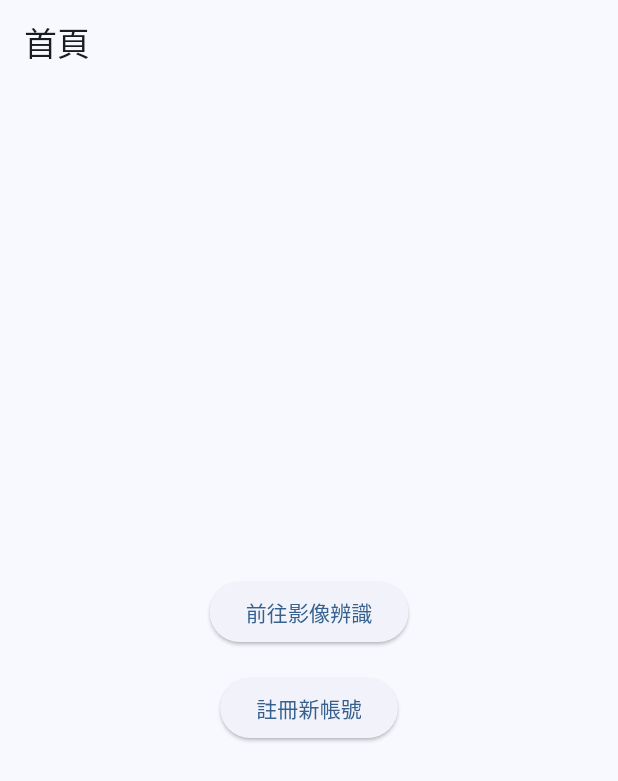
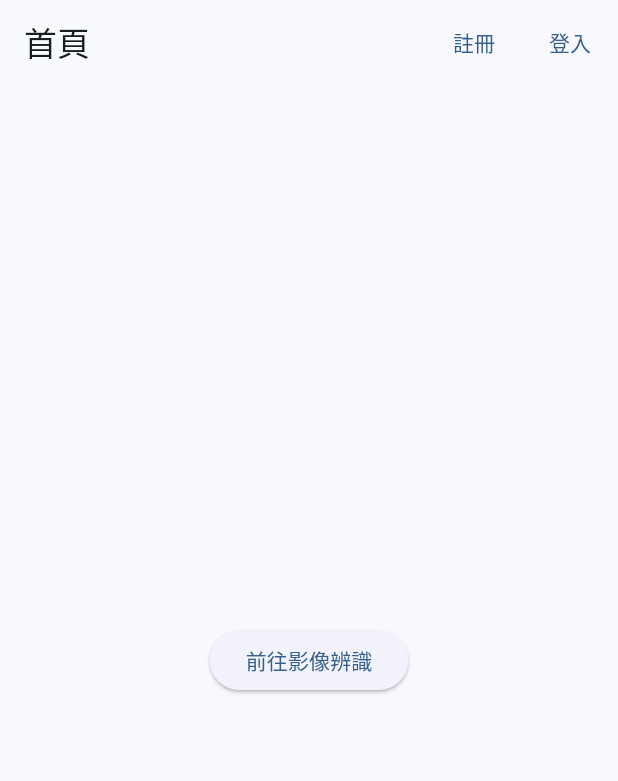
Before and after one commit to YUEN-YU-WING/fcu_travel_blog_fixed_2, a Flutter app: the screen it shows after launch, on a phone screen of 412 x 824 dp. Shown: the top 781 px of the screen. Run offline on Flutter 3.47's test engine with Material 3 defaults, Android fonts, the phone set to English and light mode, and no system bars; our stand-ins replace firebase_auth, firebase_core, image_picker; accounts and stored records are empty; generated files the repository leaves out were written again.

Commit message:
2025/08/08 1st 新增登入介面

```diff
--- a/lib/home_page.dart
+++ b/lib/home_page.dart
@@ -1,42 +1,43 @@
 import 'package:flutter/material.dart';
+import 'register_page.dart';
+import 'login_page.dart';
 import 'image_recognition.dart';
-import 'register_page.dart';
 
 class HomePage extends StatelessWidget {
-  const HomePage({Key? key}) : super(key: key);
+  const HomePage({super.key});
+
+  void _goToRegister(BuildContext context) {
+    Navigator.push(context, MaterialPageRoute(builder: (_) => const RegisterPage()));
+  }
+
+  void _goToLogin(BuildContext context) {
+    Navigator.push(context, MaterialPageRoute(builder: (_) => const LoginPage()));
+  }
 
   void _goToImageRecognition(BuildContext context) {
-    Navigator.push(
-      context,
-      MaterialPageRoute(builder: (context) => const LandmarkDetectorPage()),
-    );
-  }
-
-  void _goToRegister(BuildContext context) {
-    Navigator.push(
-      context,
-      MaterialPageRoute(builder: (context) => const RegisterPage()),
-    );
+    Navigator.push(context, MaterialPageRoute(builder: (_) => const LandmarkDetectorPage()));
   }
 
   @override
   Widget build(BuildContext context) {
     return Scaffold(
-      appBar: AppBar(title: const Text('首頁')),
+      appBar: AppBar(
+        title: const Text('首頁'),
+        actions: [
+          TextButton(
+            onPressed: () => _goToRegister(context),
+            child: const Text('註冊'),
+          ),
+          TextButton(
+            onPressed: () => _goToLogin(context),
+            child: const Text('登入'),
+          ),
+        ],
+      ),
       body: Center(
-        child: Column(
-          mainAxisAlignment: MainAxisAlignment.center,
-          children: [
-            ElevatedButton(
-              onPressed: () => _goToImageRecognition(context),
-              child: const Text('前往影像辨識'),
-            ),
-            const SizedBox(height: 16),
-            ElevatedButton(
-              onPressed: () => _goToRegister(context),
-              child: const Text('註冊新帳號'),
-            ),
-          ],
+        child: ElevatedButton(
+          onPressed: () => _goToImageRecognition(context),
+          child: const Text('前往影像辨識'),
         ),
       ),
     );
```
Also changed, not shown: lib/login_page.dart (added, +83 -0 lines).
